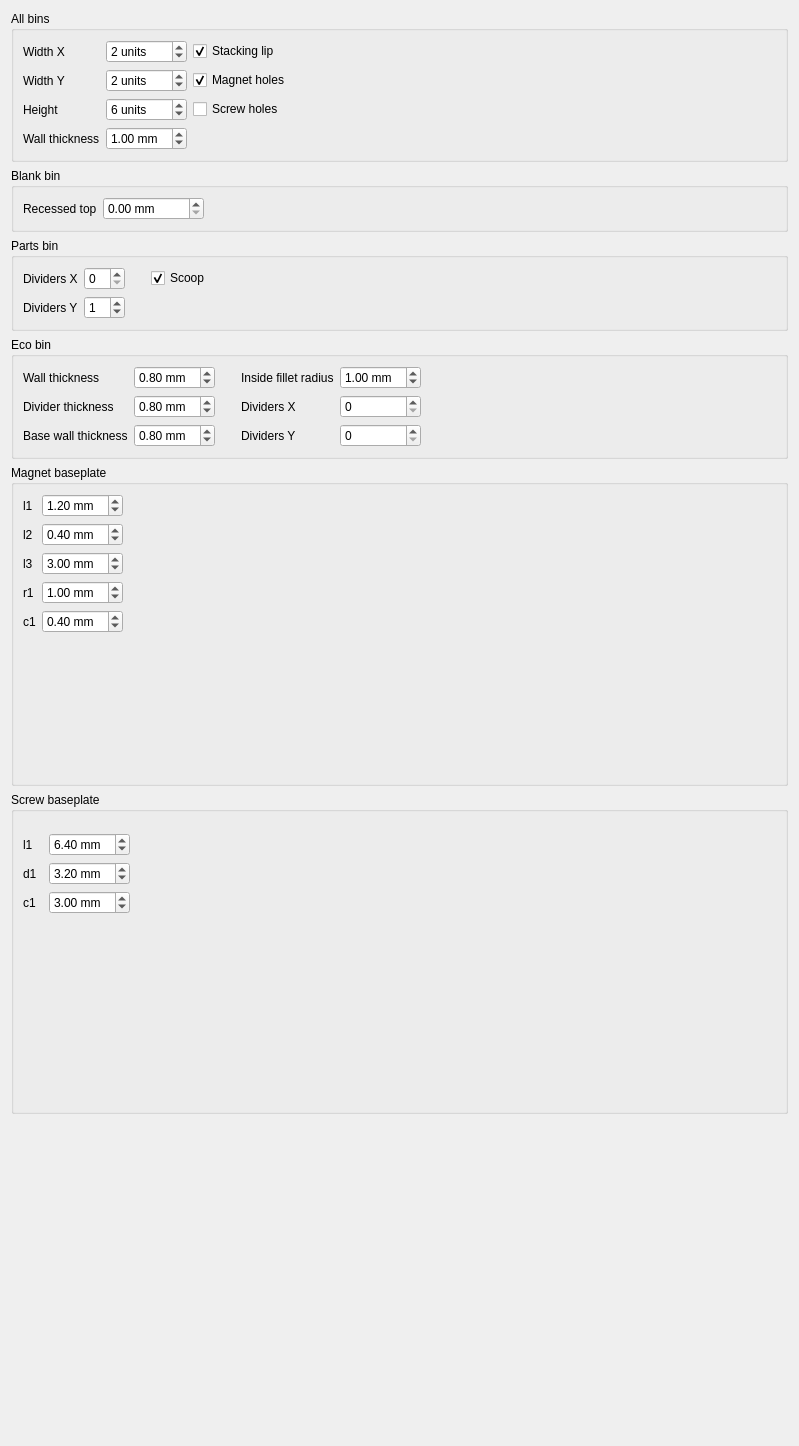
Stu142/FreeCAD-Gridfinity-Workbench, file freecad/gridfinity_workbench/ui/preferences-objects.ui: the form before one commit.
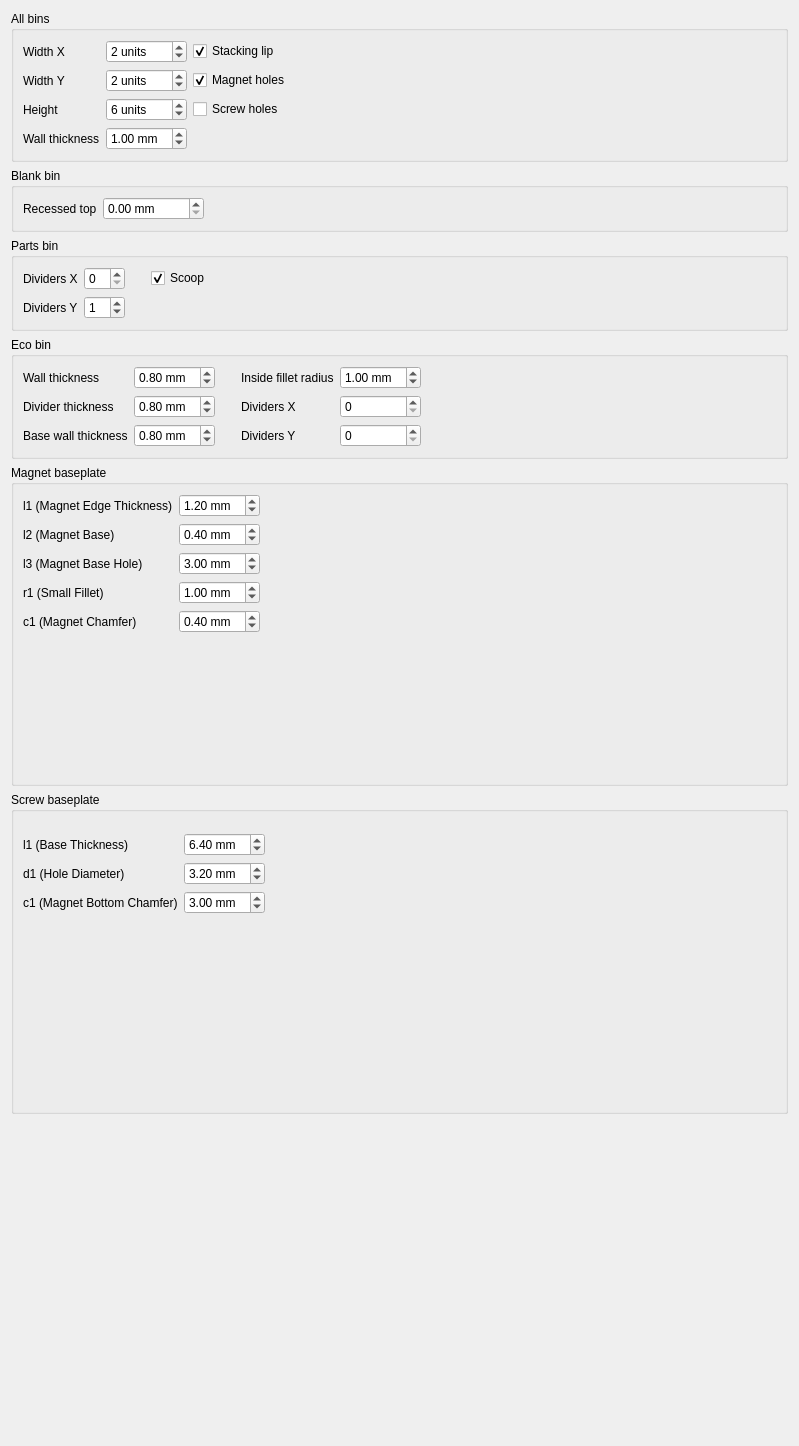
The form after the commit. Icons and pictures are not drawn. Custom widgets are drawn as their Qt base class.

The edit to the form file:
```diff
--- a/freecad/gridfinity_workbench/ui/preferences-objects.ui
+++ b/freecad/gridfinity_workbench/ui/preferences-objects.ui
@@ -690,21 +690,21 @@
       <item row="1" column="0">
        <widget class="QLabel" name="label_15">
         <property name="text">
-         <string>l1</string>
+         <string>l1 (Magnet Edge Thickness)</string>
         </property>
        </widget>
       </item>
       <item row="2" column="0">
        <widget class="QLabel" name="label_16">
         <property name="text">
-         <string>l2</string>
+         <string>l2 (Magnet Base)</string>
         </property>
        </widget>
       </item>
       <item row="4" column="0">
        <widget class="QLabel" name="label_14">
         <property name="text">
-         <string>r1</string>
+         <string>r1 (Small Fillet)</string>
         </property>
        </widget>
       </item>
@@ -724,14 +724,14 @@
       <item row="3" column="0">
        <widget class="QLabel" name="label_17">
         <property name="text">
-         <string>l3</string>
+         <string>l3 (Magnet Base Hole)</string>
         </property>
        </widget>
       </item>
       <item row="5" column="0">
        <widget class="QLabel" name="label_18">
         <property name="text">
-         <string>c1</string>
+         <string>c1 (Magnet Chamfer)</string>
         </property>
        </widget>
       </item>
@@ -763,7 +763,7 @@
       <item row="2" column="0">
        <widget class="QLabel" name="label_21">
         <property name="text">
-         <string>l1</string>
+         <string>l1 (Base Thickness)</string>
         </property>
        </widget>
       </item>
@@ -780,7 +780,7 @@
       <item row="4" column="0">
        <widget class="QLabel" name="label_20">
         <property name="text">
-         <string>c1</string>
+         <string>c1 (Magnet Bottom Chamfer)</string>
         </property>
        </widget>
       </item>
@@ -844,7 +844,7 @@
       <item row="3" column="0">
        <widget class="QLabel" name="label_19">
         <property name="text">
-         <string>d1</string>
+         <string>d1 (Hole Diameter)</string>
         </property>
        </widget>
       </item>
```
